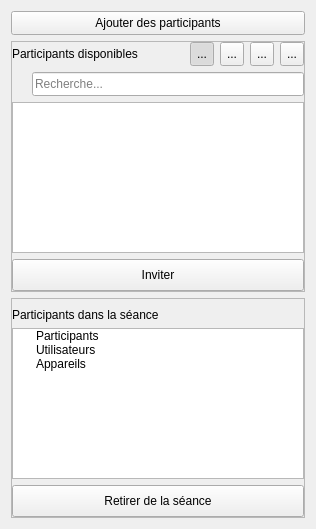
First picture: the form in client/src/SessionInviteWidget.ui, repository introlab/openteraplus, before the edit.
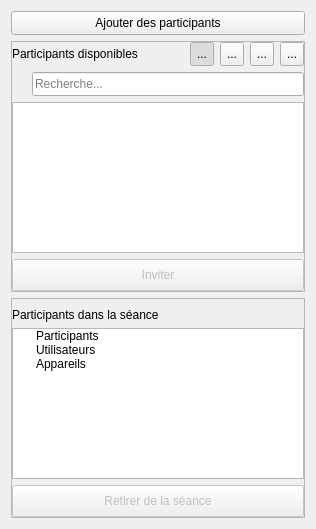
Second picture: the form after the edit. Icons and pictures are not drawn.

Commit message: Refs #7. Integrated local video view for VideoRehab sessions types, including websocket communication similar to what was used in TeraPlus. Work still in progress, not fully working yet...

Patch:
```diff
--- a/client/src/SessionInviteWidget.ui
+++ b/client/src/SessionInviteWidget.ui
@@ -323,6 +323,9 @@
       </item>
       <item>
        <widget class="QPushButton" name="btnInvite">
+        <property name="enabled">
+         <bool>false</bool>
+        </property>
         <property name="minimumSize">
          <size>
           <width>0</width>
@@ -440,6 +443,9 @@
       </item>
       <item>
        <widget class="QPushButton" name="btnRemove">
+        <property name="enabled">
+         <bool>false</bool>
+        </property>
         <property name="minimumSize">
          <size>
           <width>0</width>
```
The commit also changes 41 other files.
